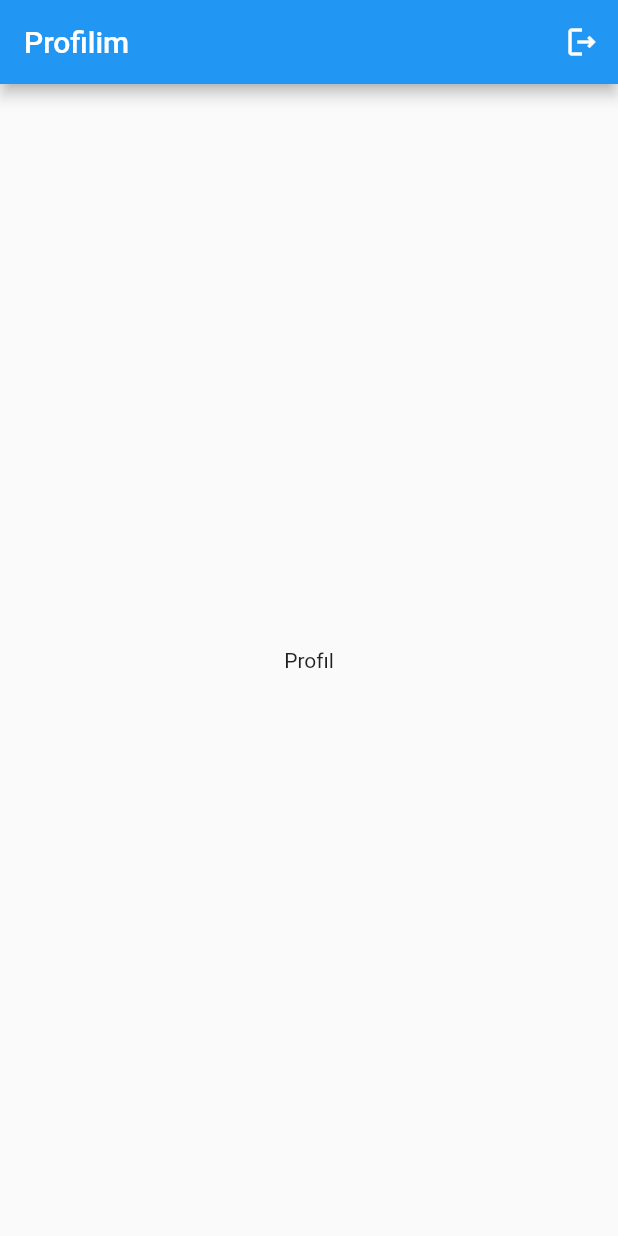
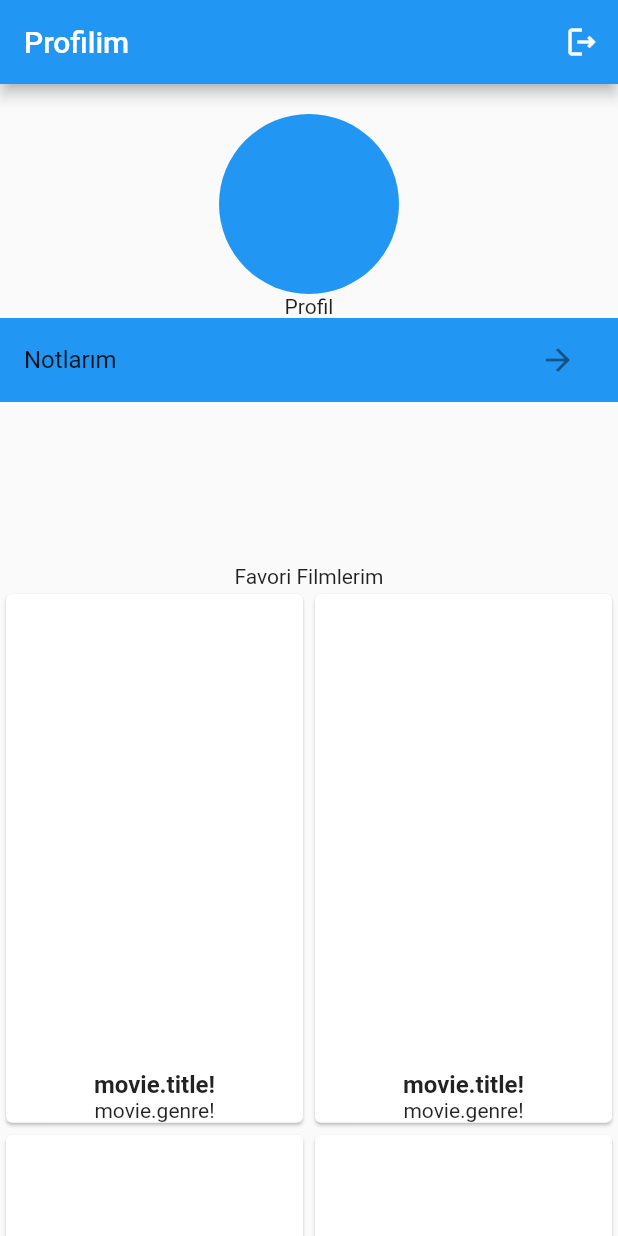
Before and after one commit to sntkgz/movie_app, a Flutter app: the ProfileScreen screen opened directly, on a phone screen of 412 x 824 dp. Run offline on Flutter 3.47's test engine with Material 2 defaults, Android fonts, the light colour scheme and no system bars; our stand-ins replace bloc, cloud_firestore, dio, equatable, extended_image, firebase_auth and 7 more; accounts and stored records are empty.

Commit message:
added search functions

```diff
--- a/lib/cubit/movie_cubit.dart
+++ b/lib/cubit/movie_cubit.dart
@@ -28,4 +28,12 @@ class MovieCubit extends Cubit<MovieState> with BaseCubit {
   void allMovies() {
     emit(MovieLoaded(movies));
   }
+
+  void searchByTitle(String title) {
+    final searchMovies = movies
+        .where(
+            (movie) => movie.title!.toLowerCase().contains(title.toLowerCase()))
+        .toList();
+    emit(MovieLoaded(searchMovies));
+  }
 }
--- a/lib/screens/home_screen.dart
+++ b/lib/screens/home_screen.dart
@@ -12,6 +12,7 @@ class HomeScreen extends StatefulWidget {
 
 class _HomeScreenState extends State<HomeScreen> {
   late String movieOption;
+  final searchController = TextEditingController();
   @override
   void initState() {
     super.initState();
@@ -79,7 +80,22 @@ class _HomeScreenState extends State<HomeScreen> {
               child: CircularProgressIndicator(),
             );
           } else if (state is MovieLoaded) {
-            return GridView.builder(
+            return Column(
+              children: [
+                Padding(
+                  padding:
+                      const EdgeInsets.symmetric(horizontal: 10, vertical: 2),
+                  child: TextFormField(
+                    controller: searchController,
+                    onChanged: (value) {
+                      context
+                          .read<MovieCubit>()
+                          .searchByTitle(searchController.text);
+                    },
+                  ),
+                ),
+                Expanded(
+                  child: GridView.builder(
                     itemCount: state.movies.length,
                     gridDelegate: SliverGridDelegateWithFixedCrossAxisCount(
                       crossAxisCount: 2,
@@ -89,7 +105,8 @@ class _HomeScreenState extends State<HomeScreen> {
                       var movie = state.movies[index];
                       return GestureDetector(
                         onTap: () {
-                    Navigator.of(context).pushNamed('/movie_detail_screen',
+                          Navigator.of(context).pushNamed(
+                              '/movie_detail_screen',
                               arguments: movie.imdbId);
                         },
                         child: Card(
@@ -117,6 +134,9 @@ class _HomeScreenState extends State<HomeScreen> {
                         ),
                       );
                     },
+                  ),
+                ),
+              ],
             );
           }
           return Container();
--- a/lib/screens/profile_screen.dart
+++ b/lib/screens/profile_screen.dart
@@ -32,27 +32,77 @@ class _ProfileScreenState extends State<ProfileScreen> {
                 icon: Icon(Icons.logout_outlined))
           ],
         ),
-        body: Center(child: Text('Profıl')),
-        drawer: Drawer(
-          child: ListView(
-            padding: EdgeInsets.zero,
+        body: SingleChildScrollView(
+            child: Column(
           children: [
-              DrawerHeader(
-                child: Text("BAŞLIK TASARIMI",
-                    style: TextStyle(color: Colors.white, fontSize: 30)),
-                decoration: BoxDecoration(color: Colors.blue),
+            SizedBox(
+              height: 20,
             ),
-              ListTile(
-                title: Text("FAVORİLERİM"),
+            Container(
+              height: 300,
+              child: Column(
+                children: [
+                  CircleAvatar(
+                    backgroundColor: Colors.blue,
+                    radius: 60,
+                  ),
+                  Center(
+                    child: Text('Profil'),
+                  ),
+                  Container(
+                    color: Colors.blue,
+                    child: ListTile(
+                      title: Text('Notlarım'),
+                      trailing: IconButton(
+                          onPressed: () {}, icon: Icon(Icons.arrow_forward)),
+                    ),
+                  )
+                ],
+              ),
+            ),
+            Text('Favori Filmlerim'),
+            GridView.builder(
+              shrinkWrap: true,
+              physics: NeverScrollableScrollPhysics(),
+              itemCount: 10,
+              gridDelegate: SliverGridDelegateWithFixedCrossAxisCount(
+                crossAxisCount: 2,
+                childAspectRatio: 2 / 3.5,
+              ),
+              itemBuilder: (context, index) {
+                return GestureDetector(
                   onTap: () {},
+                  child: Card(
+                    child: Column(
+                      mainAxisAlignment: MainAxisAlignment.spaceEvenly,
+                      children: [
+                        Expanded(
+                            child: Padding(
+                          padding: const EdgeInsets.all(8.0),
+                          child: SizedBox(
+                            height: 200,
+                            width: 200,
                           ),
-              ListTile(
-                title: Text("AJANDAM"),
-                onTap: () {},
+                        )),
+                        Text(
+                          'movie.title!',
+                          style: TextStyle(
+                              fontSize: 16, fontWeight: FontWeight.bold),
+                        ),
+                        Text(
+                          'movie.genre!',
+                          style: TextStyle(
+                            fontSize: 14,
+                          ),
                         ),
                       ],
                     ),
                   ),
+                );
+              },
+            )
+          ],
+        )),
       ),
     );
   }
```
Lines whose indentation alone changed are shown as unchanged.
